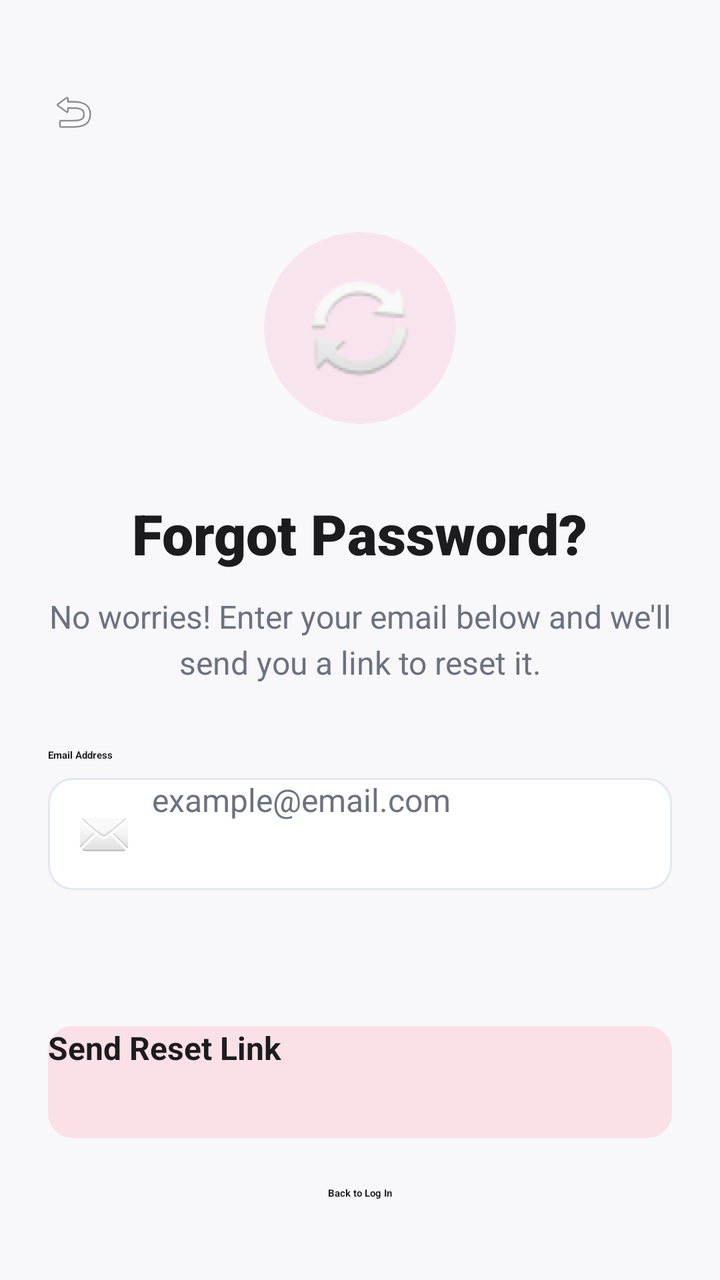
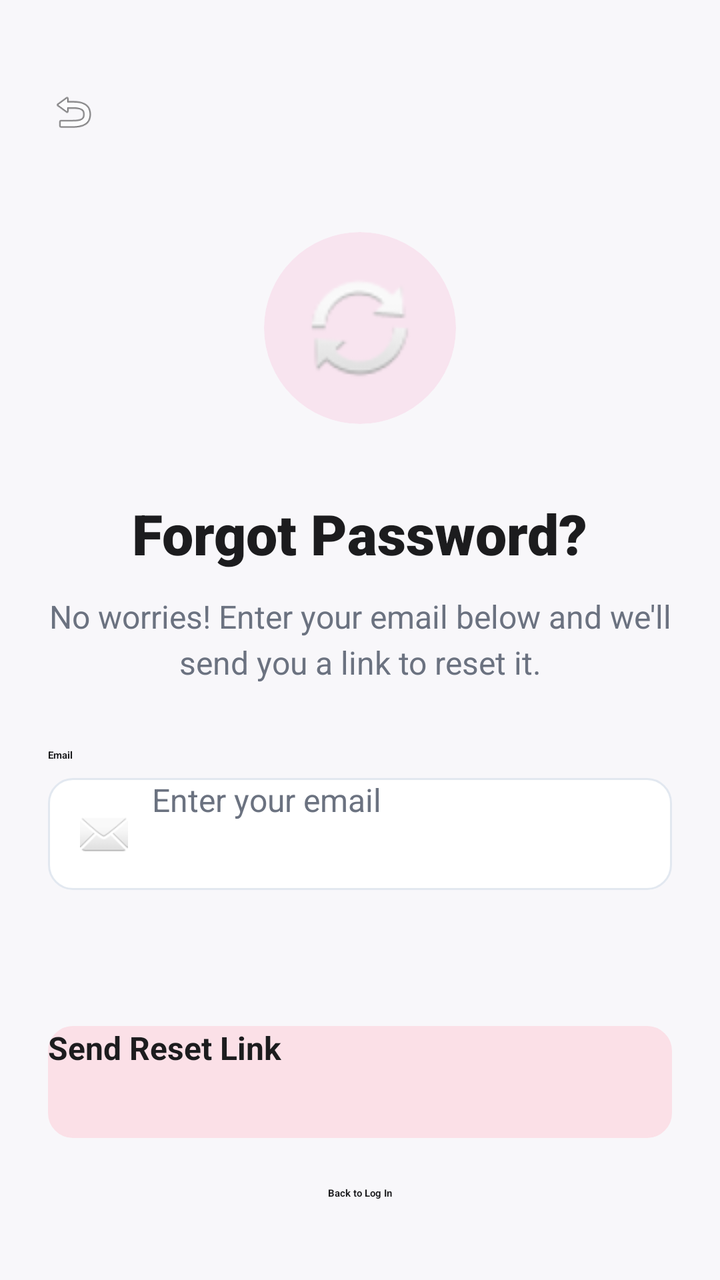

Compare the two renders of this Android layout. The source of the first and the diff that turns it into the second are given below.
<!-- AndroidManifest.xml: application theme Theme.App.Starting -->
<!-- res/layout/forget_fragment.xml -->
<?xml version="1.0" encoding="utf-8"?>
<androidx.constraintlayout.widget.ConstraintLayout
    xmlns:android="http://schemas.android.com/apk/res/android"
    xmlns:app="http://schemas.android.com/apk/res-auto"
    xmlns:tools="http://schemas.android.com/tools"
    android:layout_width="match_parent"
    android:layout_height="match_parent"
    android:background="@color/background_light"
    android:padding="24dp">

    <ImageView
        android:id="@+id/btnBack"
        android:layout_width="48dp"
        android:layout_height="48dp"
        android:padding="12dp"
        android:layout_marginStart="-12dp"
        android:layout_marginTop="8dp"
        android:src="@android:drawable/ic_menu_revert"
        app:tint="@color/text_primary"
        app:layout_constraintStart_toStartOf="parent"
        app:layout_constraintTop_toTopOf="parent" />

    <LinearLayout
        android:layout_width="match_parent"
        android:layout_height="wrap_content"
        android:orientation="vertical"
        android:gravity="center_horizontal"
        android:layout_marginTop="24dp"
        app:layout_constraintTop_toBottomOf="@id/btnBack"
        app:layout_constraintStart_toStartOf="parent"
        app:layout_constraintEnd_toEndOf="parent">

        <FrameLayout
            android:layout_width="120dp"
            android:layout_height="120dp"
            android:layout_marginBottom="24dp">

            <androidx.cardview.widget.CardView
                android:layout_width="96dp"
                android:layout_height="96dp"
                android:layout_gravity="center"
                app:cardCornerRadius="48dp"
                app:cardElevation="0dp"
                app:cardBackgroundColor="#80FAD1E6">
            </androidx.cardview.widget.CardView>

            <ImageView
                android:layout_width="64dp"
                android:layout_height="64dp"
                android:layout_gravity="center"
                android:src="@android:drawable/ic_popup_sync"
                app:tint="#D94A8C"/>
        </FrameLayout>

        <TextView
            android:layout_width="wrap_content"
            android:layout_height="wrap_content"
            android:text="Forgot Password?"
            android:textColor="@color/text_primary"
            android:textSize="28sp"
            android:textStyle="bold"
            android:fontFamily="sans-serif-black"/>

        <TextView
            android:layout_width="wrap_content"
            android:layout_height="wrap_content"
            android:layout_marginTop="12dp"
            android:layout_marginBottom="32dp"
            android:text="No worries! Enter your email below and we'll send you a link to reset it."
            android:textColor="@color/text_secondary"
            android:textSize="16sp"
            android:gravity="center"
            android:lineSpacingExtra="4dp"/>

        <TextView
            android:layout_width="match_parent"
            android:layout_height="wrap_content"
            android:text="Email Address"
            android:textColor="@color/text_primary"
            android:textStyle="bold"
            android:layout_marginBottom="8dp"
            android:gravity="start"/>

        <LinearLayout
            android:layout_width="match_parent"
            android:layout_height="56dp"
            android:background="@drawable/bg_input_field"
            android:gravity="center_vertical"
            android:orientation="horizontal"
            android:paddingHorizontal="16dp">

            <ImageView
                android:layout_width="24dp"
                android:layout_height="24dp"
                android:layout_marginEnd="12dp"
                android:src="@android:drawable/ic_dialog_email"
                app:tint="@color/text_secondary" />

            <EditText
                android:id="@+id/etEmail"
                android:layout_width="match_parent"
                android:layout_height="match_parent"
                android:background="@null"
                android:hint="example@email.com"
                android:inputType="textEmailAddress"
                android:textColor="@color/text_primary"
                android:textColorHint="@color/text_secondary"
                android:textSize="16sp" />
        </LinearLayout>

    </LinearLayout>

    <LinearLayout
        android:layout_width="match_parent"
        android:layout_height="wrap_content"
        android:orientation="vertical"
        android:gravity="center"
        android:layout_marginBottom="16dp"
        app:layout_constraintBottom_toBottomOf="parent">

        <androidx.appcompat.widget.AppCompatButton
            android:id="@+id/btnSendReset"
            android:layout_width="match_parent"
            android:layout_height="56dp"
            android:background="@drawable/bg_input_field"
            android:backgroundTint="@color/baby_pink"
            android:text="Send Reset Link"
            android:textAllCaps="false"
            android:textColor="@color/text_primary"
            android:textStyle="bold"
            android:textSize="16sp"/>

        <TextView
            android:id="@+id/btnBackToLogin"
            android:layout_width="wrap_content"
            android:layout_height="wrap_content"
            android:layout_marginTop="24dp"
            android:text="Back to Log In"
            android:textStyle="bold"
            android:textColor="@color/text_primary"/>

    </LinearLayout>

</androidx.constraintlayout.widget.ConstraintLayout>
<!-- resources referenced by this layout -->
<resources>
  <color name="baby_pink">#FBE0E7</color>
  <color name="background_light">#F8F7FA</color>
  <color name="text_primary">#1C1C1E</color>
  <color name="text_secondary">#6B7280</color>
  <!-- drawable bg_input_field (drawable) -->
  <?xml version="1.0" encoding="utf-8"?>
  <shape xmlns:android="http://schemas.android.com/apk/res/android" android:shape="rectangle">
      <solid android:color="@color/white"/>
      <corners android:radius="12dp"/>
      <stroke android:width="1dp" android:color="#E2E8F0"/> </shape>
  <style name="Theme.App.Starting" parent="Theme.SplashScreen">
          <item name="windowSplashScreenBackground">@android:color/white</item>
  
          <item name="windowSplashScreenAnimatedIcon">@drawable/splash_icon</item>
          <item name="windowSplashScreenAnimationDuration">1000</item>
  
          <item name="postSplashScreenTheme">@style/Theme.OurMemories</item>
      </style>
  <color name="white">#FFFFFF</color>
  <!-- drawable splash_icon: png bitmap (drawable, 316944 bytes) -->
  <style name="Theme.OurMemories" parent="Base.Theme.OurMemories" />
  <style name="Base.Theme.OurMemories" parent="Theme.Material3.DayNight.NoActionBar">
      </style>
</resources>

<!-- the commit's change to res/layout/forget_fragment.xml (unified diff, before → after) -->
@@ -1,8 +1,6 @@
 <?xml version="1.0" encoding="utf-8"?>
-<androidx.constraintlayout.widget.ConstraintLayout
-    xmlns:android="http://schemas.android.com/apk/res/android"
+<androidx.constraintlayout.widget.ConstraintLayout xmlns:android="http://schemas.android.com/apk/res/android"
     xmlns:app="http://schemas.android.com/apk/res-auto"
-    xmlns:tools="http://schemas.android.com/tools"
     android:layout_width="match_parent"
     android:layout_height="match_parent"
     android:background="@color/background_light"
@@ -55,7 +53,7 @@
         <TextView
             android:layout_width="wrap_content"
             android:layout_height="wrap_content"
-            android:text="Forgot Password?"
+            android:text="@string/forgot_password"
             android:textColor="@color/text_primary"
             android:textSize="28sp"
             android:textStyle="bold"
@@ -66,7 +64,7 @@
             android:layout_height="wrap_content"
             android:layout_marginTop="12dp"
             android:layout_marginBottom="32dp"
-            android:text="No worries! Enter your email below and we'll send you a link to reset it."
+            android:text="@string/no_worries_enter_your_email_below_and_we_ll_send_you_a_link_to_reset_it"
             android:textColor="@color/text_secondary"
             android:textSize="16sp"
             android:gravity="center"
@@ -75,7 +73,7 @@
         <TextView
             android:layout_width="match_parent"
             android:layout_height="wrap_content"
-            android:text="Email Address"
+            android:text="@string/email"
             android:textColor="@color/text_primary"
             android:textStyle="bold"
             android:layout_marginBottom="8dp"
@@ -101,7 +99,7 @@
                 android:layout_width="match_parent"
                 android:layout_height="match_parent"
                 android:background="@null"
-                android:hint="example@email.com"
+                android:hint="@string/enter_your_email"
                 android:inputType="textEmailAddress"
                 android:textColor="@color/text_primary"
                 android:textColorHint="@color/text_secondary"
@@ -124,7 +122,7 @@
             android:layout_height="56dp"
             android:background="@drawable/bg_input_field"
             android:backgroundTint="@color/baby_pink"
-            android:text="Send Reset Link"
+            android:text="@string/send_reset_link"
             android:textAllCaps="false"
             android:textColor="@color/text_primary"
             android:textStyle="bold"
@@ -135,7 +133,7 @@
             android:layout_width="wrap_content"
             android:layout_height="wrap_content"
             android:layout_marginTop="24dp"
-            android:text="Back to Log In"
+            android:text="@string/back_to_log_in"
             android:textStyle="bold"
             android:textColor="@color/text_primary"/>
 
<!-- resource entries referenced after the edit -->
@@ -10,6 +10,12 @@
       <solid android:color="@color/white"/>
       <corners android:radius="12dp"/>
       <stroke android:width="1dp" android:color="#E2E8F0"/> </shape>
+  <string name="back_to_log_in">Back to Log In</string>
+  <string name="email" translatable="false">Email</string>
+  <string name="enter_your_email">Enter your email</string>
+  <string name="forgot_password">Forgot Password?</string>
+  <string name="no_worries_enter_your_email_below_and_we_ll_send_you_a_link_to_reset_it">No worries! Enter your email below and we\'ll send you a link to reset it.</string>
+  <string name="send_reset_link">Send Reset Link</string>
   <style name="Theme.App.Starting" parent="Theme.SplashScreen">
           <item name="windowSplashScreenBackground">@android:color/white</item>
   
